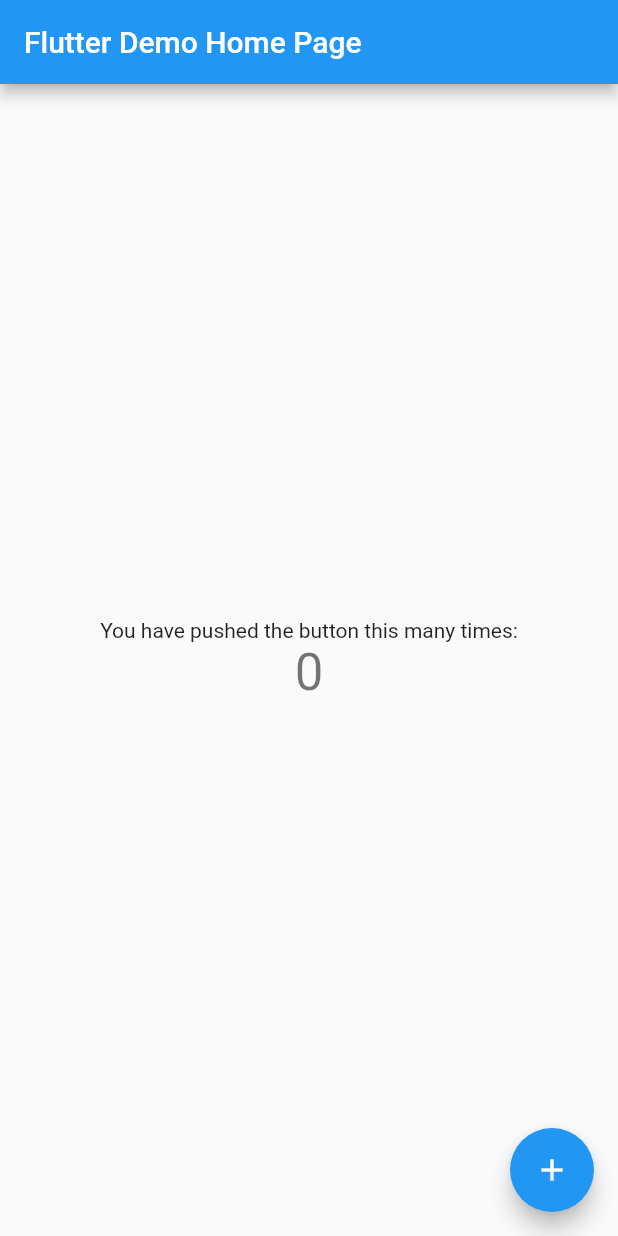
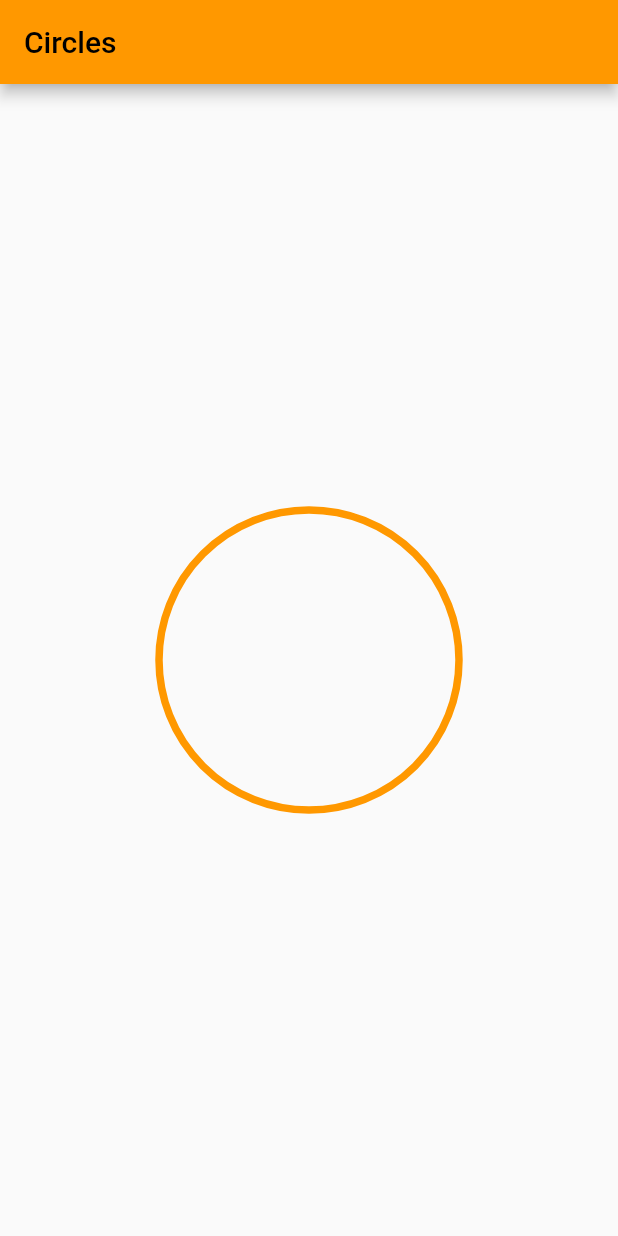
Before and after one commit to marco906/FloatingWaves, a Flutter app: the screen it shows after launch, on a phone screen of 412 x 824 dp. Run offline on Flutter 3.47's test engine with Material 2 defaults, Android fonts, the phone set to English and light mode, and no system bars.

Commit message:
added painter

```diff
--- a/lib/main.dart
+++ b/lib/main.dart
@@ -1,115 +1,56 @@
 import 'package:flutter/material.dart';
 
-void main() {
-  runApp(const MyApp());
-}
+void main() => runApp(MyApp());
 
 class MyApp extends StatelessWidget {
-  const MyApp({Key? key}) : super(key: key);
-
-  // This widget is the root of your application.
   @override
   Widget build(BuildContext context) {
     return MaterialApp(
-      title: 'Flutter Demo',
+      title: 'Flutter Custom Painter',
       theme: ThemeData(
-        // This is the theme of your application.
-        //
-        // Try running your application with "flutter run". You'll see the
-        // application has a blue toolbar. Then, without quitting the app, try
-        // changing the primarySwatch below to Colors.green and then invoke
-        // "hot reload" (press "r" in the console where you ran "flutter run",
-        // or simply save your changes to "hot reload" in a Flutter IDE).
-        // Notice that the counter didn't reset back to zero; the application
-        // is not restarted.
-        primarySwatch: Colors.blue,
+        primarySwatch: Colors.orange,
       ),
-      home: const MyHomePage(title: 'Flutter Demo Home Page'),
+      home: MyPainter(),
     );
   }
 }
 
-class MyHomePage extends StatefulWidget {
-  const MyHomePage({Key? key, required this.title}) : super(key: key);
-
-  // This widget is the home page of your application. It is stateful, meaning
-  // that it has a State object (defined below) that contains fields that affect
-  // how it looks.
-
-  // This class is the configuration for the state. It holds the values (in this
-  // case the title) provided by the parent (in this case the App widget) and
-  // used by the build method of the State. Fields in a Widget subclass are
-  // always marked "final".
-
-  final String title;
-
+class MyPainter extends StatelessWidget {
   @override
-  State<MyHomePage> createState() => _MyHomePageState();
+  Widget build(BuildContext context) {
+    return Scaffold(
+      appBar: AppBar(
+        title: const Text('Circles'),
+      ),
+      body: CustomPaint(
+        painter: ShapePainter(),
+        child: Container(),
+      ),
+    );
+  }
 }
 
-class _MyHomePageState extends State<MyHomePage> {
-  int _counter = 0;
+// FOR PAINTING CIRCLES
+class ShapePainter extends CustomPainter {
+  @override
+  void paint(Canvas canvas, Size size) {
+    var paint = Paint()
+      ..color = Colors.orange
+      ..strokeWidth = 5
+      ..style = PaintingStyle.stroke
+      ..strokeCap = StrokeCap.round;
 
-  void _incrementCounter() {
-    setState(() {
-      // This call to setState tells the Flutter framework that something has
-      // changed in this State, which causes it to rerun the build method below
-      // so that the display can reflect the updated values. If we changed
-      // _counter without calling setState(), then the build method would not be
-      // called again, and so nothing would appear to happen.
-      _counter++;
-    });
+    var path = Path();
+
+    path.addOval(Rect.fromCircle(
+      center: Offset(size.width / 2, size.height / 2),
+      radius: 100,
+    ));
+    canvas.drawPath(path, paint);
   }
 
   @override
-  Widget build(BuildContext context) {
-    // This method is rerun every time setState is called, for instance as done
-    // by the _incrementCounter method above.
-    //
-    // The Flutter framework has been optimized to make rerunning build methods
-    // fast, so that you can just rebuild anything that needs updating rather
-    // than having to individually change instances of widgets.
-    return Scaffold(
-      appBar: AppBar(
-        // Here we take the value from the MyHomePage object that was created by
-        // the App.build method, and use it to set our appbar title.
-        title: Text(widget.title),
-      ),
-      body: Center(
-        // Center is a layout widget. It takes a single child and positions it
-        // in the middle of the parent.
-        child: Column(
-          // Column is also a layout widget. It takes a list of children and
-          // arranges them vertically. By default, it sizes itself to fit its
-          // children horizontally, and tries to be as tall as its parent.
-          //
-          // Invoke "debug painting" (press "p" in the console, choose the
-          // "Toggle Debug Paint" action from the Flutter Inspector in Android
-          // Studio, or the "Toggle Debug Paint" command in Visual Studio Code)
-          // to see the wireframe for each widget.
-          //
-          // Column has various properties to control how it sizes itself and
-          // how it positions its children. Here we use mainAxisAlignment to
-          // center the children vertically; the main axis here is the vertical
-          // axis because Columns are vertical (the cross axis would be
-          // horizontal).
-          mainAxisAlignment: MainAxisAlignment.center,
-          children: <Widget>[
-            const Text(
-              'You have pushed the button this many times:',
-            ),
-            Text(
-              '$_counter',
-              style: Theme.of(context).textTheme.headline4,
-            ),
-          ],
-        ),
-      ),
-      floatingActionButton: FloatingActionButton(
-        onPressed: _incrementCounter,
-        tooltip: 'Increment',
-        child: const Icon(Icons.add),
-      ), // This trailing comma makes auto-formatting nicer for build methods.
-    );
+  bool shouldRepaint(CustomPainter oldDelegate) {
+    return false;
   }
 }
```
Also changed, not shown: 1 other file.
